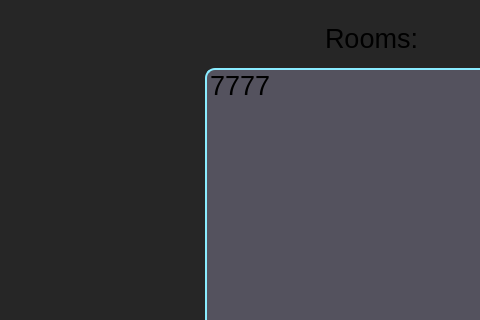
Before: the Qt Designer form Client/Client/mainwindow.ui in cpp-park-vk-education/2022_2_oldB, drawn with Qt 5; both pictures show x 177 to 657 and y 0 to 320 of the 1099 by 658 pixel window.
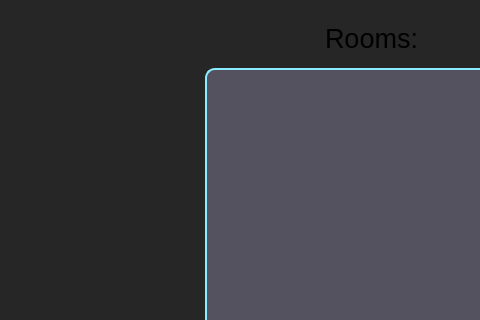
After: the same form once the commit is applied. The open tabs and pages were chosen to show the change.

Commit message: msg with ui adapted but it doesnt work

What changed in the file:
```diff
--- a/Client/Client/mainwindow.ui
+++ b/Client/Client/mainwindow.ui
@@ -654,11 +654,6 @@
 border-top-right-radius: 10px;
 background-color: #54525e;</string>
             </property>
-            <item>
-             <property name="text">
-              <string>7777</string>
-             </property>
-            </item>
            </widget>
            <widget class="QLabel" name="label">
             <property name="geometry">
```
Left out of the diff: 2 changed lines with no effect on the pictures. The commit also changes 3 other files.
